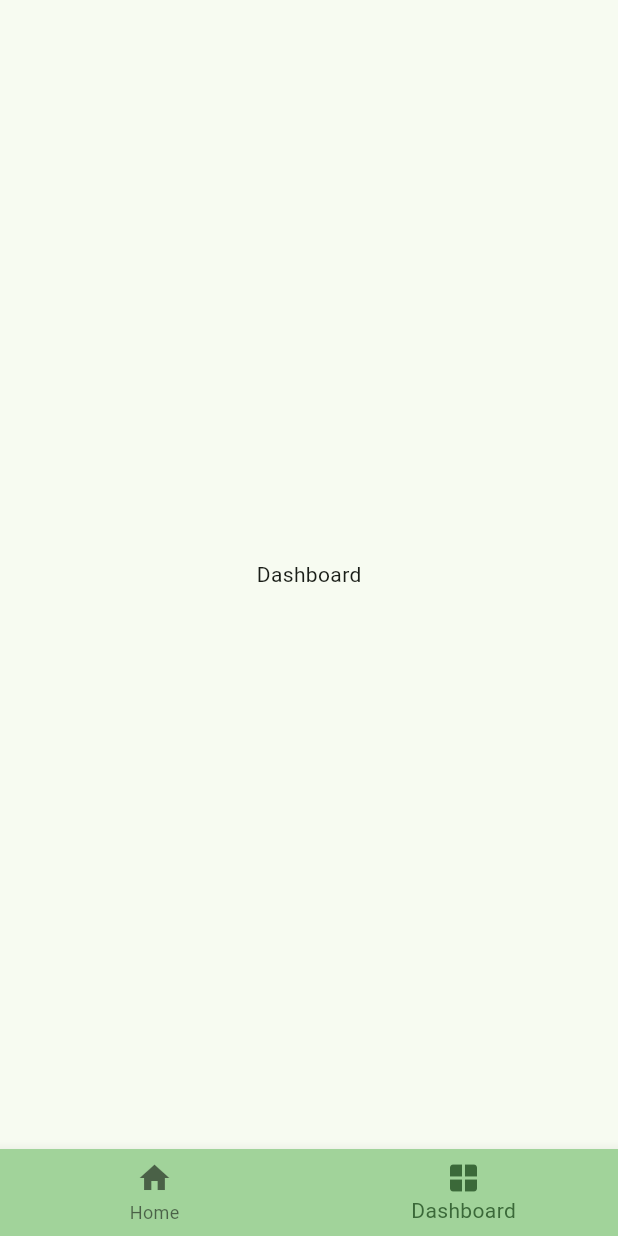
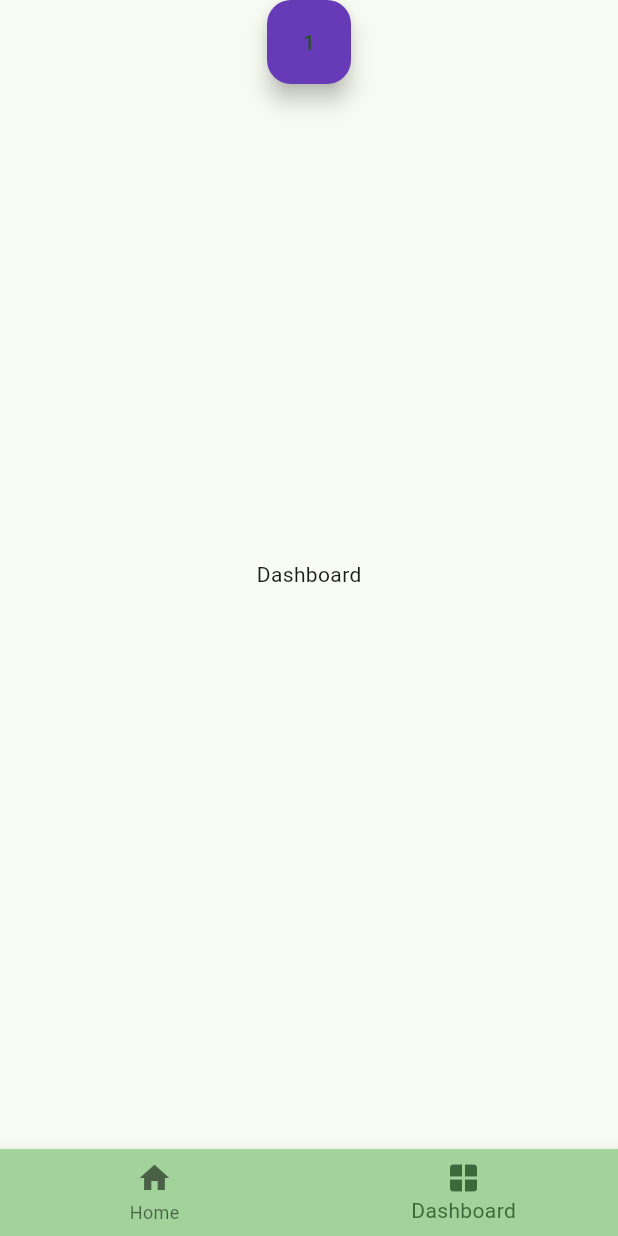
Before and after one commit to pedrourio/Calculadora-Flutter, a Flutter app: the screen it shows after launch, item 2 of the bottom bar chosen, on a phone screen of 412 x 824 dp. Run offline on Flutter 3.47's test engine with Material 3 defaults, Android fonts, the phone set to English and light mode, and no system bars.

Commit message:
refactor:  Alterando configuração de estados do MainLayout e MyApp

```diff
--- a/lib/Calculadora.dart
+++ b/lib/Calculadora.dart
@@ -17,6 +17,7 @@ class CalculadoraPage extends StatefulWidget {
   // always marked "final".
 
   final String title;
+  //final FloatingActionButton backgoundButon;
 
   @override
   State<CalculadoraPage> createState() => _CalculadoraPageState();
--- a/lib/main.dart
+++ b/lib/main.dart
@@ -4,23 +4,27 @@ import 'Calculadora.dart';
 void main() {
   runApp(const MyApp());
 }
+int _mainTheme = 0;
+class MyApp extends StatelessWidget {
 
-class MyApp extends StatelessWidget {
   const MyApp({super.key});
 
   // This widget is the root of your application.
   @override
   Widget build(BuildContext context) {
+
     return MaterialApp(
 
-
-      title: 'Calculadora em Flutter',
       theme: ThemeData(
-        colorScheme: ColorScheme.fromSeed(seedColor: Colors.green),
+        colorScheme: _mainTheme == 0
+        ? ColorScheme.fromSeed(seedColor: Colors.green)
+        : ColorScheme.fromSeed(seedColor: Colors.purple, surface: Colors.grey, ),
         useMaterial3: true,
 
       ),
-      home: const MainLayout(title: 'Calc1!',),
+      title: 'Calculadora em Flutter',
+
+      home: const MainLayout(title: 'Calc1!'),
     );
   }
 }
@@ -35,7 +39,15 @@ class MainLayout extends StatefulWidget {
 }
 
 class _MainLayoutState extends State<MainLayout> {
+  void handleTheme(){
+    setState(() {
+      _mainTheme = _mainTheme == 0 ? 1 : 0;
+    });
+  }
+
   int _selectedIndex = 0;
+
+
 
   final List<Widget> _pages = [
     CalculadoraPage(title: "Angry Calc >:("),
@@ -45,7 +57,26 @@ class _MainLayoutState extends State<MainLayout> {
   @override
   Widget build(BuildContext context) {
     return Scaffold(
-      body: _pages[_selectedIndex],
+
+
+
+      body: Stack(
+        alignment: Alignment.topCenter,
+        clipBehavior: Clip.none,
+        children: <Widget>[
+        FloatingActionButton(
+          onPressed: (){handleTheme();},
+          backgroundColor: Colors.deepPurple,
+          child: Text(
+            _mainTheme == 0 ? "1" : "0"
+          ),
+        ),
+        _pages[_selectedIndex],
+
+        ]
+      ),
+
+
       bottomNavigationBar: BottomNavigationBar(
         items: [
           BottomNavigationBarItem(
@@ -68,3 +99,28 @@ class _MainLayoutState extends State<MainLayout> {
     );
   }
 }
+
+  // O que precisa ser feito:
+
+  //  1. Converter MyApp de
+  //     StatelessWidget para
+  //     StatefulWidget.
+  //  2. Mover a variável _mainTheme a
+  //      lógica da função handleTheme
+  //     para dentro do estado do MyA.
+  //  3. Passar a função handleTheme
+  //     como um parâmetro para o widt
+  //      MainLayout, para que o botão
+  //     dentro dele possa chamar a
+  //     função que está no estado do
+  //     MyApp.
+
+  // Isso pode parecer um pouco
+  // complexo, mas é o jeito certo de
+  // lidar com estados que afetam o
+  // aplicativo inteiro em Flutter.
+
+  // Eu posso fazer essa alteração
+  // para você no arquivo
+  // lib/main.dart. Quer que eu
+  // prossiga?
```
